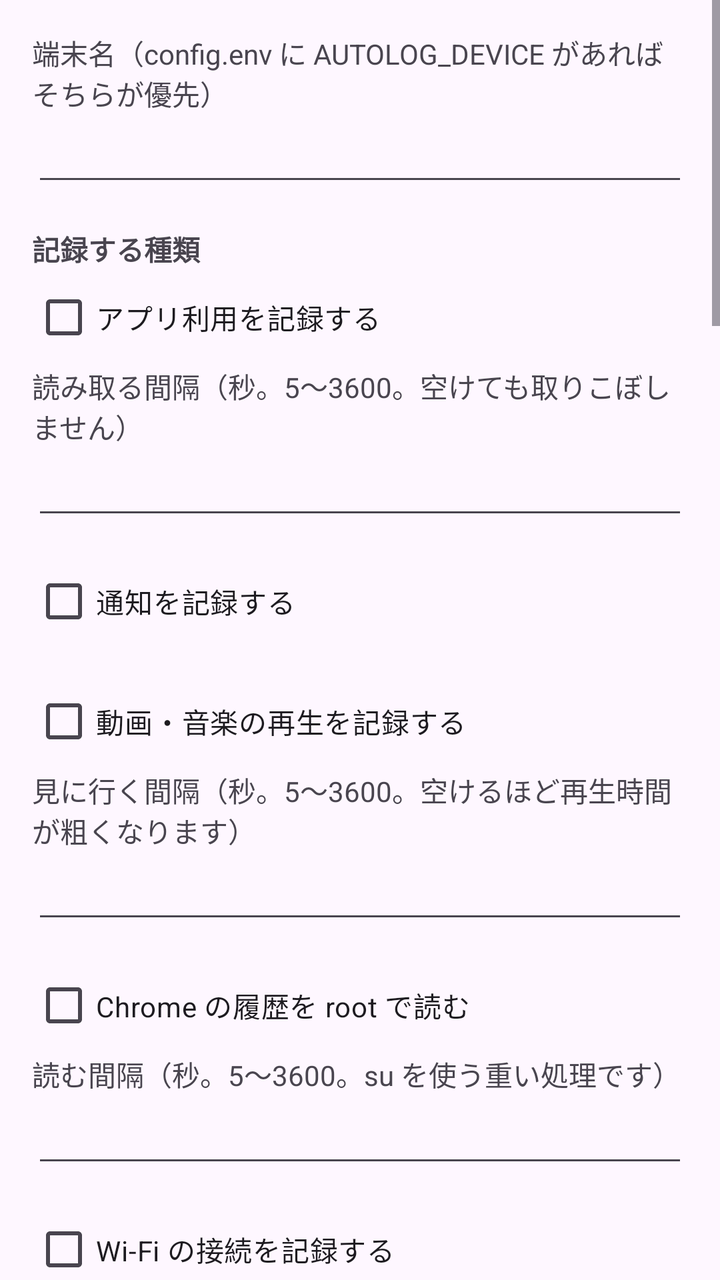
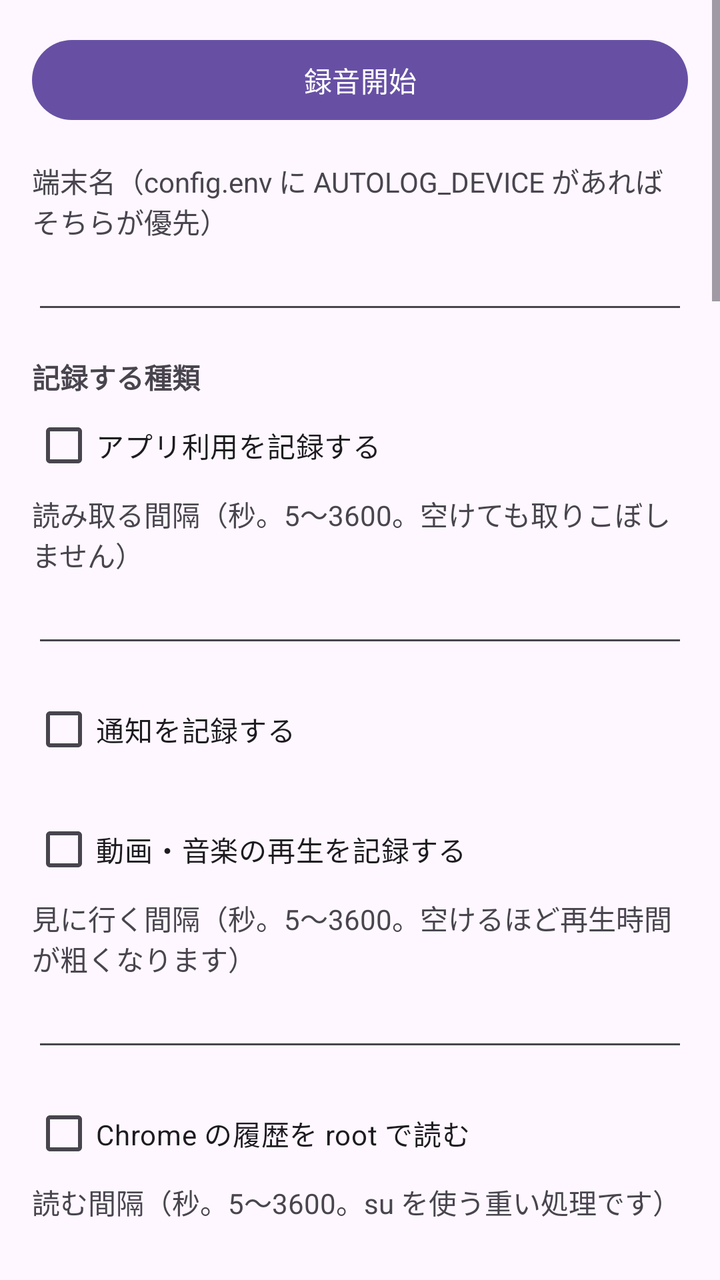

Compare the two renders of this Android layout. The source of the first and the diff that turns it into the second are given below.
<!-- AndroidManifest.xml: application theme Theme.Material3.DayNight -->
<!-- res/layout/activity_main.xml -->
<?xml version="1.0" encoding="utf-8"?>
<ScrollView xmlns:android="http://schemas.android.com/apk/res/android"
    android:id="@+id/root_scroll"
    android:layout_width="match_parent"
    android:layout_height="match_parent">

    <LinearLayout
        android:id="@+id/content"
        android:layout_width="match_parent"
        android:layout_height="wrap_content"
        android:orientation="vertical"
        android:padding="16dp">

        
        <TextView
            android:layout_width="match_parent"
            android:layout_height="wrap_content"
            android:labelFor="@+id/device"
            android:text="@string/label_device" />

        <EditText
            android:id="@+id/device"
            android:layout_width="match_parent"
            android:layout_height="wrap_content"
            android:importantForAutofill="no"
            android:inputType="text" />

        <TextView
            android:layout_width="match_parent"
            android:layout_height="wrap_content"
            android:layout_marginTop="16dp"
            android:textStyle="bold"
            android:text="@string/heading_collect_types" />

        <CheckBox
            android:id="@+id/collect_app_usage"
            android:layout_width="match_parent"
            android:layout_height="wrap_content"
            android:text="@string/label_collect_app_usage" />

        <TextView
            android:layout_width="match_parent"
            android:layout_height="wrap_content"
            android:labelFor="@+id/app_usage_interval"
            android:text="@string/label_app_usage_interval" />

        <EditText
            android:id="@+id/app_usage_interval"
            android:layout_width="match_parent"
            android:layout_height="wrap_content"
            android:importantForAutofill="no"
            android:inputType="number" />

        <CheckBox
            android:id="@+id/collect_notification"
            android:layout_width="match_parent"
            android:layout_height="wrap_content"
            android:layout_marginTop="12dp"
            android:text="@string/label_collect_notification" />

        <CheckBox
            android:id="@+id/collect_media_play"
            android:layout_width="match_parent"
            android:layout_height="wrap_content"
            android:layout_marginTop="12dp"
            android:text="@string/label_collect_media_play" />

        <TextView
            android:layout_width="match_parent"
            android:layout_height="wrap_content"
            android:labelFor="@+id/media_play_interval"
            android:text="@string/label_media_play_interval" />

        <EditText
            android:id="@+id/media_play_interval"
            android:layout_width="match_parent"
            android:layout_height="wrap_content"
            android:importantForAutofill="no"
            android:inputType="number" />

        <CheckBox
            android:id="@+id/read_chrome_history"
            android:layout_width="match_parent"
            android:layout_height="wrap_content"
            android:layout_marginTop="12dp"
            android:text="@string/label_read_chrome_history" />

        <TextView
            android:layout_width="match_parent"
            android:layout_height="wrap_content"
            android:labelFor="@+id/chrome_history_interval"
            android:text="@string/label_chrome_history_interval" />

        <EditText
            android:id="@+id/chrome_history_interval"
            android:layout_width="match_parent"
            android:layout_height="wrap_content"
            android:importantForAutofill="no"
            android:inputType="number" />

        <CheckBox
            android:id="@+id/collect_wifi"
            android:layout_width="match_parent"
            android:layout_height="wrap_content"
            android:layout_marginTop="12dp"
            android:text="@string/label_collect_wifi" />

        <CheckBox
            android:id="@+id/collect_bluetooth"
            android:layout_width="match_parent"
            android:layout_height="wrap_content"
            android:text="@string/label_collect_bluetooth" />

        <CheckBox
            android:id="@+id/collect_power"
            android:layout_width="match_parent"
            android:layout_height="wrap_content"
            android:text="@string/label_collect_power" />

        <CheckBox
            android:id="@+id/capture_screenshots"
            android:layout_width="match_parent"
            android:layout_height="wrap_content"
            android:text="@string/label_capture_screenshots" />

        <TextView
            android:layout_width="match_parent"
            android:layout_height="wrap_content"
            android:layout_marginTop="12dp"
            android:labelFor="@+id/screenshot_interval"
            android:text="@string/label_screenshot_interval" />

        <EditText
            android:id="@+id/screenshot_interval"
            android:layout_width="match_parent"
            android:layout_height="wrap_content"
            android:importantForAutofill="no"
            android:inputType="number" />

        <CheckBox
            android:id="@+id/capture_on_unlock"
            android:layout_width="match_parent"
            android:layout_height="wrap_content"
            android:text="@string/label_capture_on_unlock" />

        <CheckBox
            android:id="@+id/record_location"
            android:layout_width="match_parent"
            android:layout_height="wrap_content"
            android:layout_marginTop="12dp"
            android:text="@string/label_record_location" />

        <TextView
            android:layout_width="match_parent"
            android:layout_height="wrap_content"
            android:layout_marginTop="12dp"
            android:labelFor="@+id/location_interval"
            android:text="@string/label_location_interval" />

        <EditText
            android:id="@+id/location_interval"
            android:layout_width="match_parent"
            android:layout_height="wrap_content"
            android:importantForAutofill="no"
            android:inputType="number" />

        <TextView
            android:layout_width="match_parent"
            android:layout_height="wrap_content"
            android:layout_marginTop="12dp"
            android:labelFor="@+id/location_accuracy"
            android:text="@string/label_location_accuracy" />

        <EditText
            android:id="@+id/location_accuracy"
            android:layout_width="match_parent"
            android:layout_height="wrap_content"
            android:importantForAutofill="no"
            android:inputType="number" />

        <CheckBox
            android:id="@+id/high_accuracy_mode"
            android:layout_width="match_parent"
            android:layout_height="wrap_content"
            android:text="@string/label_high_accuracy_mode" />

        <CheckBox
            android:id="@+id/record_audio"
            android:layout_width="match_parent"
            android:layout_height="wrap_content"
            android:layout_marginTop="12dp"
            android:text="@string/label_record_audio" />

        <TextView
            android:layout_width="match_parent"
            android:layout_height="wrap_content"
            android:layout_marginTop="12dp"
            android:labelFor="@+id/audio_interval"
            android:text="@string/label_audio_interval" />

        <EditText
            android:id="@+id/audio_interval"
            android:layout_width="match_parent"
            android:layout_height="wrap_content"
            android:importantForAutofill="no"
            android:inputType="number" />

        <TextView
            android:layout_width="match_parent"
            android:layout_height="wrap_content"
            android:layout_marginTop="12dp"
            android:labelFor="@+id/audio_duration"
            android:text="@string/label_audio_duration" />

        <EditText
            android:id="@+id/audio_duration"
            android:layout_width="match_parent"
            android:layout_height="wrap_content"
            android:importantForAutofill="no"
            android:inputType="number" />

        <CheckBox
            android:id="@+id/record_audio_while_screen_off"
            android:layout_width="match_parent"
            android:layout_height="wrap_content"
            android:text="@string/label_record_audio_while_screen_off" />

        <TextView
            android:layout_width="match_parent"
            android:layout_height="wrap_content"
            android:layout_marginTop="8dp"
            android:text="@string/note_audio_after_reboot" />

        <TextView
            android:layout_width="match_parent"
            android:layout_height="wrap_content"
            android:layout_marginTop="16dp"
            android:labelFor="@+id/export_interval"
            android:text="@string/label_export_interval" />

        <EditText
            android:id="@+id/export_interval"
            android:layout_width="match_parent"
            android:layout_height="wrap_content"
            android:importantForAutofill="no"
            android:inputType="number" />

        <TextView
            android:layout_width="match_parent"
            android:layout_height="wrap_content"
            android:layout_marginTop="16dp"
            android:text="@string/note_event_no_interval" />

        <TextView
            android:layout_width="match_parent"
            android:layout_height="wrap_content"
            android:layout_marginTop="8dp"
            android:text="@string/note_session_always" />

        <Button
            android:id="@+id/save"
            android:layout_width="match_parent"
            android:layout_height="wrap_content"
            android:layout_marginTop="12dp"
            android:text="@string/action_save" />

        <Button
            android:id="@+id/start"
            android:layout_width="match_parent"
            android:layout_height="wrap_content"
            android:text="@string/action_start" />

        <Button
            android:id="@+id/stop"
            android:layout_width="match_parent"
            android:layout_height="wrap_content"
            android:text="@string/action_stop" />

        <Button
            android:id="@+id/export_now"
            android:layout_width="match_parent"
            android:layout_height="wrap_content"
            android:text="@string/action_export_now" />

        <TextView
            android:id="@+id/status"
            android:layout_width="match_parent"
            android:layout_height="wrap_content"
            android:layout_marginTop="16dp"
            android:fontFamily="monospace" />

        <Button
            android:id="@+id/permission_storage"
            android:layout_width="match_parent"
            android:layout_height="wrap_content"
            android:layout_marginTop="16dp"
            android:text="@string/permission_storage" />

        <Button
            android:id="@+id/permission_usage"
            android:layout_width="match_parent"
            android:layout_height="wrap_content"
            android:text="@string/permission_usage" />

        <Button
            android:id="@+id/permission_notification"
            android:layout_width="match_parent"
            android:layout_height="wrap_content"
            android:text="@string/permission_notification" />

        <Button
            android:id="@+id/permission_accessibility"
            android:layout_width="match_parent"
            android:layout_height="wrap_content"
            android:text="@string/permission_accessibility" />

        <Button
            android:id="@+id/permission_location"
            android:layout_width="match_parent"
            android:layout_height="wrap_content"
            android:text="@string/permission_location" />

        <Button
            android:id="@+id/permission_background_location"
            android:layout_width="match_parent"
            android:layout_height="wrap_content"
            android:text="@string/permission_background_location" />

        <Button
            android:id="@+id/permission_microphone"
            android:layout_width="match_parent"
            android:layout_height="wrap_content"
            android:text="@string/permission_microphone" />

        <Button
            android:id="@+id/permission_battery"
            android:layout_width="match_parent"
            android:layout_height="wrap_content"
            android:text="@string/permission_battery" />
    </LinearLayout>
</ScrollView>
<!-- resources referenced by this layout -->
<resources>
  <string name="action_export_now">今すぐ書き出し</string>
  <string name="action_save">保存</string>
  <string name="action_start">収集を開始</string>
  <string name="action_stop">収集を停止</string>
  <string name="heading_collect_types">記録する種類</string>
  <string name="label_app_usage_interval">読み取る間隔（秒。5〜3600。空けても取りこぼしません）</string>
  <string name="label_audio_duration">1回の長さ（分。1〜60。録音間隔より短くなります）</string>
  <string name="label_audio_interval">録音間隔（分。1〜1440。60 なら毎時00分、30 なら毎時00分と30分）</string>
  <string name="label_capture_on_unlock">撮り逃したら次に画面を点けたときに撮る（時刻は実際に撮れた時刻）</string>
  <string name="label_capture_screenshots">スクリーンショットを定期的に撮る（root）</string>
  <string name="label_chrome_history_interval">読む間隔（秒。5〜3600。su を使う重い処理です）</string>
  <string name="label_collect_app_usage">アプリ利用を記録する</string>
  <string name="label_collect_bluetooth">Bluetooth の接続を記録する</string>
  <string name="label_collect_media_play">動画・音楽の再生を記録する</string>
  <string name="label_collect_notification">通知を記録する</string>
  <string name="label_collect_power">充電を記録する</string>
  <string name="label_collect_wifi">Wi-Fi の接続を記録する</string>
  <string name="label_device">端末名（config.env に AUTOLOG_DEVICE があればそちらが優先）</string>
  <string name="label_export_interval">書き出しの間隔（分。1〜1440。書き出せなかった分は次回やり直します）</string>
  <string name="label_high_accuracy_mode">高精度モード（こまめに測位して精度の良い点を選ぶ。電池を多く使う）</string>
  <string name="label_location_accuracy">許容誤差（m。5〜1000。これより粗い測位は記録しない）</string>
  <string name="label_location_interval">記録間隔（秒。10〜3600。短いほど電池を使う）</string>
  <string name="label_media_play_interval">見に行く間隔（秒。5〜3600。空けるほど再生時間が粗くなります）</string>
  <string name="label_read_chrome_history">Chrome の履歴を root で読む</string>
  <string name="label_record_audio">音声を定期的に録る</string>
  <string name="label_record_audio_while_screen_off">画面が消えている間・ロック中も録る</string>
  <string name="label_record_location">位置情報を記録する（GPX）</string>
  <string name="label_screenshot_interval">撮影間隔（分。1〜1440。60 なら毎時00分）</string>
  <string name="note_audio_after_reboot">端末を再起動すると、アプリを一度開くまで音声だけ記録されません。マイクを使う常駐は、アプリが前に出ている間しか始められないためです（ほかの記録は自動で戻ります）。</string>
  <string name="note_event_no_interval">通知・Wi-Fi・Bluetooth・充電・端末の利用には間隔がありません。状態が変わったときに Android から届くものを受けています。</string>
  <string name="note_session_always">端末の利用（ロック解除・画面消灯）は常に記録します。取り込みで区間を組み立てる土台のためです。</string>
  <string name="permission_accessibility">ユーザー補助を許可</string>
  <string name="permission_background_location">位置情報を「常に許可」にする（GPX に必要）</string>
  <string name="permission_battery">バッテリー最適化の対象外にする</string>
  <string name="permission_location">位置情報・Bluetooth・通知を許可（SSID と機器名に必要）</string>
  <string name="permission_microphone">マイクを許可（録音に必要）</string>
  <string name="permission_notification">通知へのアクセスを許可</string>
  <string name="permission_storage">全ファイルアクセスを許可（書き出しに必要）</string>
  <string name="permission_usage">使用状況へのアクセスを許可</string>
</resources>

<!-- the commit's change to res/layout/activity_main.xml (unified diff, before → after) -->
@@ -12,6 +12,14 @@
         android:padding="16dp">
 
         
+        <Button
+            android:id="@+id/record_toggle"
+            android:layout_width="match_parent"
+            android:layout_height="wrap_content"
+            android:layout_marginBottom="16dp"
+            android:text="@string/action_record_start" />
+
+        
         <TextView
             android:layout_width="match_parent"
             android:layout_height="wrap_content"
@@ -230,6 +238,18 @@
             android:layout_height="wrap_content"
             android:layout_marginTop="8dp"
             android:text="@string/note_audio_after_reboot" />
+
+        <CheckBox
+            android:id="@+id/accept_external_recording_control"
+            android:layout_width="match_parent"
+            android:layout_height="wrap_content"
+            android:layout_marginTop="12dp"
+            android:text="@string/label_accept_external_recording_control" />
+
+        <TextView
+            android:layout_width="match_parent"
+            android:layout_height="wrap_content"
+            android:text="@string/note_external_recording_control" />
 
         <TextView
             android:layout_width="match_parent"
<!-- resource entries referenced after the edit -->
@@ -1,10 +1,12 @@
 <!-- resources referenced by this layout -->
 <resources>
   <string name="action_export_now">今すぐ書き出し</string>
+  <string name="action_record_start">録音開始</string>
   <string name="action_save">保存</string>
   <string name="action_start">収集を開始</string>
   <string name="action_stop">収集を停止</string>
   <string name="heading_collect_types">記録する種類</string>
+  <string name="label_accept_external_recording_control">外部アプリ（Tasker など）からの録音操作を受け付ける</string>
   <string name="label_app_usage_interval">読み取る間隔（秒。5〜3600。空けても取りこぼしません）</string>
   <string name="label_audio_duration">1回の長さ（分。1〜60。録音間隔より短くなります）</string>
   <string name="label_audio_interval">録音間隔（分。1〜1440。60 なら毎時00分、30 なら毎時00分と30分）</string>
@@ -30,6 +32,7 @@
   <string name="label_screenshot_interval">撮影間隔（分。1〜1440。60 なら毎時00分）</string>
   <string name="note_audio_after_reboot">端末を再起動すると、アプリを一度開くまで音声だけ記録されません。マイクを使う常駐は、アプリが前に出ている間しか始められないためです（ほかの記録は自動で戻ります）。</string>
   <string name="note_event_no_interval">通知・Wi-Fi・Bluetooth・充電・端末の利用には間隔がありません。状態が変わったときに Android から届くものを受けています。</string>
+  <string name="note_external_recording_control">Tasker からはブロードキャスト（RecordingReceiver）で開始・停止・切り替えができます。端末を再起動したあとは、アプリを一度開くまで受け付けられません。</string>
   <string name="note_session_always">端末の利用（ロック解除・画面消灯）は常に記録します。取り込みで区間を組み立てる土台のためです。</string>
   <string name="permission_accessibility">ユーザー補助を許可</string>
   <string name="permission_background_location">位置情報を「常に許可」にする（GPX に必要）</string>
